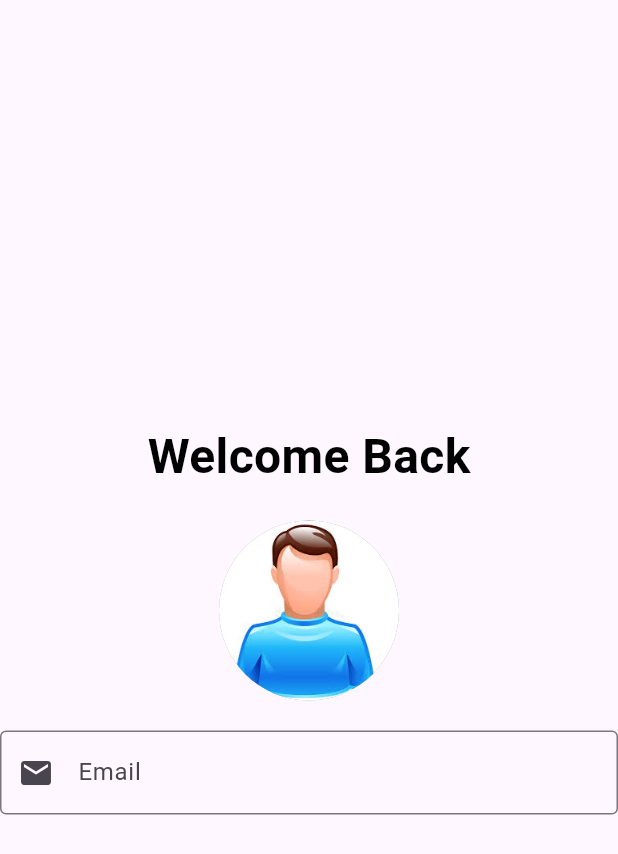
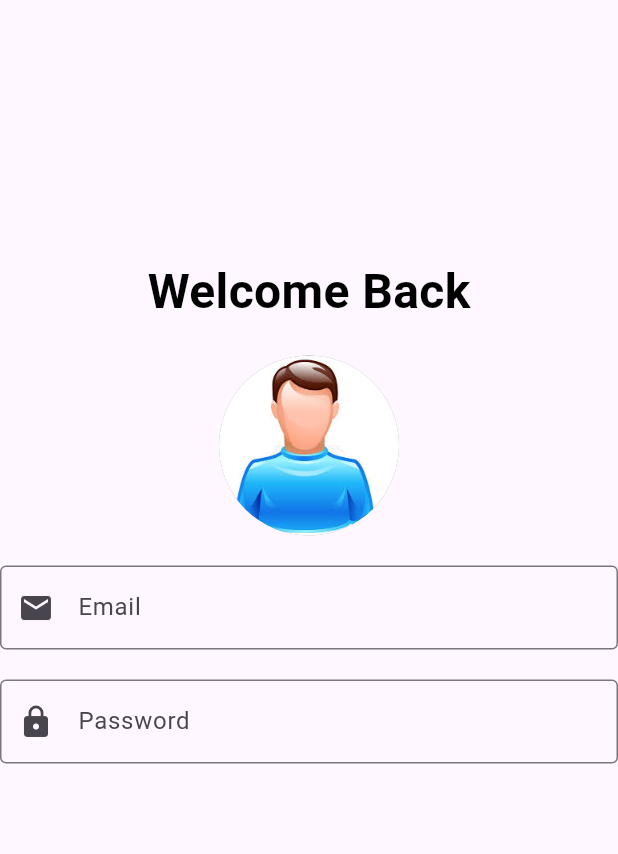
Before and after one commit to muhamadayeshaaulia/week6_splash_screen, a Flutter app: the MyLogin screen opened directly, on a phone screen of 412 x 824 dp. Shown: the top 854 px of the screen. Run offline on Flutter 3.47's test engine with Material 3 defaults, Android fonts, the phone set to English and light mode, and no system bars.

Commit message:
menambahkan container untuk text field agar mudah mengatur panjang lebar nya text input dan kyword input visible obscure nya true

```diff
--- a/lib/screen/login.dart
+++ b/lib/screen/login.dart
@@ -43,6 +43,25 @@ class MyLogin extends StatelessWidget {
               hintText: 'Masukkan Email Anda',
             ),
           ),
+          SizedBox(height: 20),
+
+          Container(
+            height: 200,
+            width: 500,
+            child: TextField(
+              keyboardType: TextInputType.visiblePassword,
+              obscureText: true,
+              decoration: InputDecoration(
+                border: OutlineInputBorder(),
+                focusedBorder: OutlineInputBorder(
+                  borderSide: BorderSide(color: Colors.blue),
+                ),
+                prefixIcon: Icon(Icons.lock),
+                labelText: 'Password',
+                hintText: 'Masukkan Password Anda',
+              ),
+            ),
+          ),
         ],
       ),
     );
```
